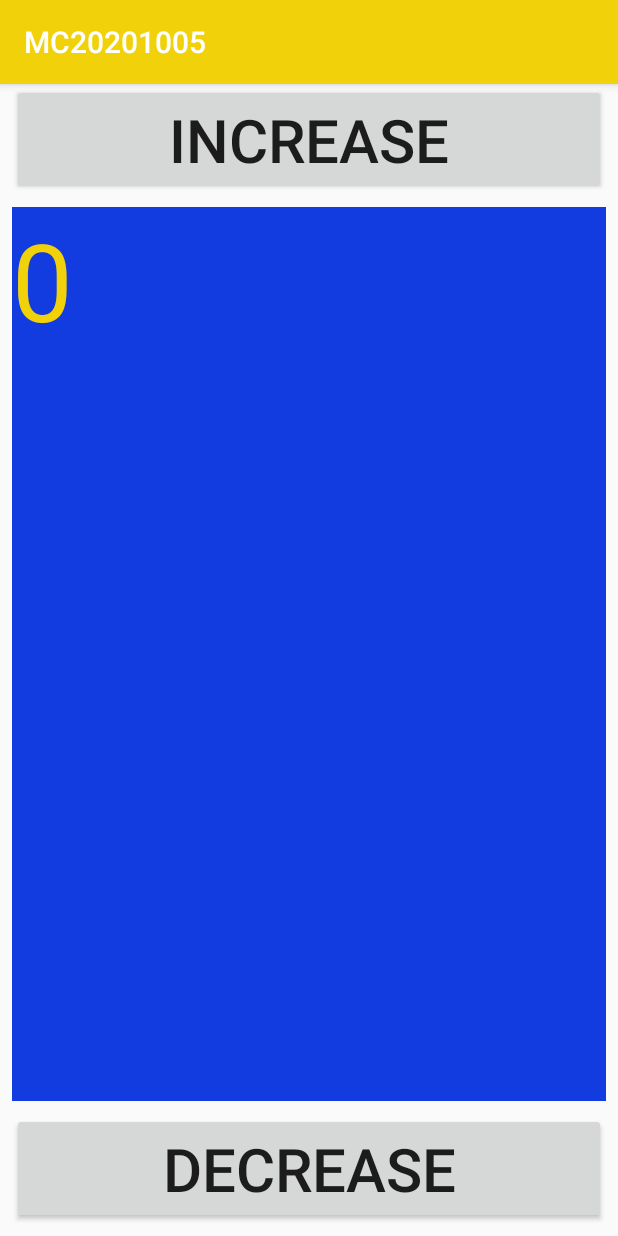
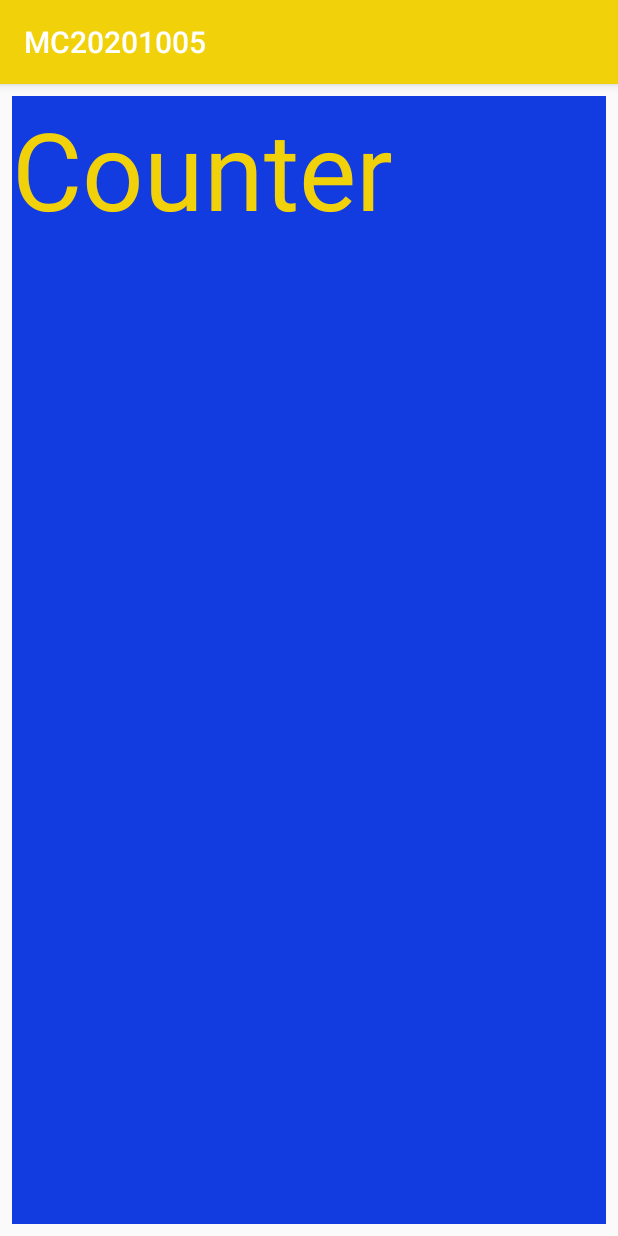
Before and after one commit to haqnawaz99/MC20201005, an Android app: the screen it shows after launch (MainActivity before the commit, Main2Activity after it), after a tap on "DECREASE", on a phone screen of 412 x 824 dp. Run offline under Robolectric (Android 15) with nearby library versions, the phone set to English and light mode, and no system bars; 1 other tap on this screen came first.

Commit message:
Second Activity Added

```diff
--- a/app/src/main/AndroidManifest.xml
+++ b/app/src/main/AndroidManifest.xml
@@ -9,9 +9,11 @@
         android:roundIcon="@mipmap/ic_launcher_round"
         android:supportsRtl="true"
         android:theme="@style/AppTheme">
+        <activity android:name=".Main2Activity"></activity>
         <activity android:name=".MainActivity">
             <intent-filter>
                 <action android:name="android.intent.action.MAIN" />
+
                 <category android:name="android.intent.category.LAUNCHER" />
             </intent-filter>
         </activity>
--- /dev/null
+++ b/app/src/main/java/org/haqnawaz/mc20201005/Main2Activity.java
@@ -0,0 +1,14 @@
+package org.haqnawaz.mc20201005;
+
+import androidx.appcompat.app.AppCompatActivity;
+
+import android.os.Bundle;
+
+public class Main2Activity extends AppCompatActivity {
+
+    @Override
+    protected void onCreate(Bundle savedInstanceState) {
+        super.onCreate(savedInstanceState);
+        setContentView(R.layout.activity_main2);
+    }
+}
--- a/app/src/main/java/org/haqnawaz/mc20201005/MainActivity.java
+++ b/app/src/main/java/org/haqnawaz/mc20201005/MainActivity.java
@@ -2,6 +2,7 @@ package org.haqnawaz.mc20201005;
 
 import androidx.appcompat.app.AppCompatActivity;
 
+import android.content.Intent;
 import android.os.Bundle;
 import android.view.View;
 import android.widget.TextView;
@@ -33,5 +34,11 @@ public class MainActivity extends AppCompatActivity {
         txtView.setText(String.valueOf(counter));
     }
 
+    public  void ShowAnotherActivity (View view)
+    {
+        Intent intent = new Intent(this, Main2Activity.class);
+        startActivity(intent);
+    }
+
 
 }
--- /dev/null
+++ b/app/src/main/res/layout/activity_main2.xml
@@ -0,0 +1,25 @@
+<?xml version="1.0" encoding="utf-8"?>
+<androidx.constraintlayout.widget.ConstraintLayout xmlns:android="http://schemas.android.com/apk/res/android"
+    xmlns:app="http://schemas.android.com/apk/res-auto"
+    xmlns:tools="http://schemas.android.com/tools"
+    android:layout_width="match_parent"
+    android:layout_height="match_parent"
+    tools:context=".Main2Activity">
+
+    <TextView
+        android:id="@+id/txtViewMessage"
+        android:layout_width="0dp"
+        android:layout_height="0dp"
+        android:layout_marginStart="8dp"
+        android:layout_marginTop="8dp"
+        android:layout_marginEnd="8dp"
+        android:layout_marginBottom="8dp"
+        android:background="@color/colorAccent"
+        android:text="@string/txt_view_message"
+        android:textColor="@color/colorPrimary"
+        android:textSize="72sp"
+        app:layout_constraintBottom_toBottomOf="parent"
+        app:layout_constraintEnd_toEndOf="parent"
+        app:layout_constraintStart_toStartOf="parent"
+        app:layout_constraintTop_toTopOf="parent" />
+</androidx.constraintlayout.widget.ConstraintLayout>
--- a/app/src/main/res/values/strings.xml
+++ b/app/src/main/res/values/strings.xml
@@ -2,5 +2,6 @@
     <string name="app_name">MC20201005</string>
     <string name="btn_decrease">Decrease</string>
     <string name="txt_view_message">Counter</string>
+    <string name="txt_view_message_second_activity">Second Activity</string>
     <string name="btn_increase_text">Increase</string>
 </resources>
```
Also changed, not shown: app/src/main/res/layout/activity_main.xml (+15 -0 lines).
